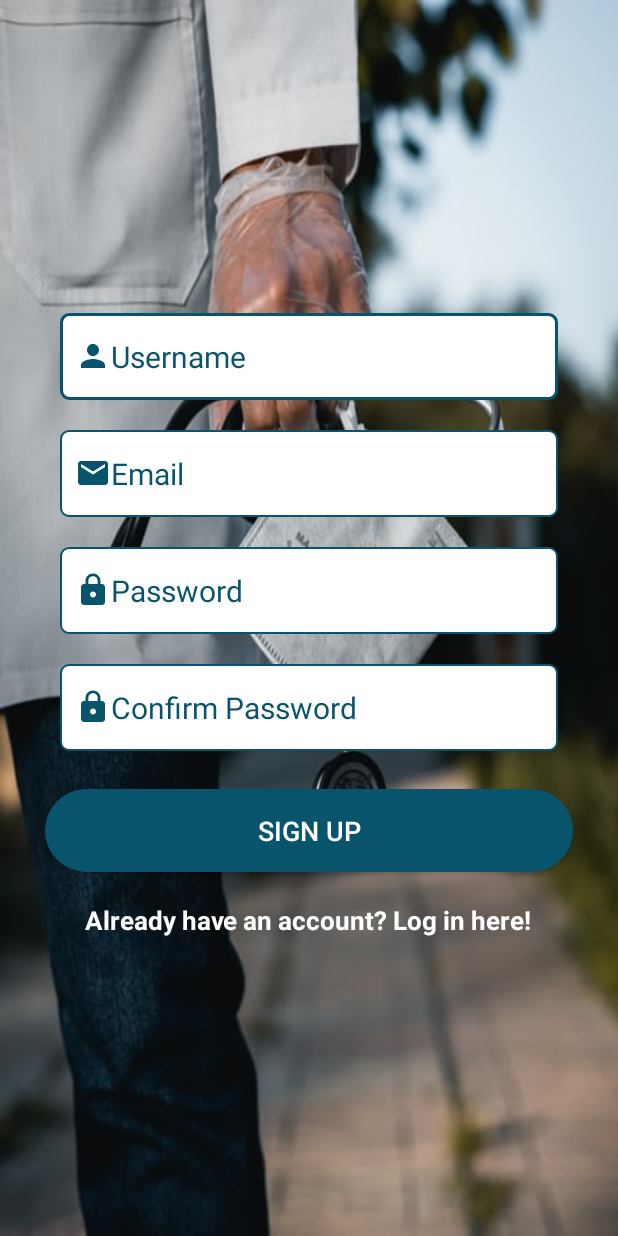
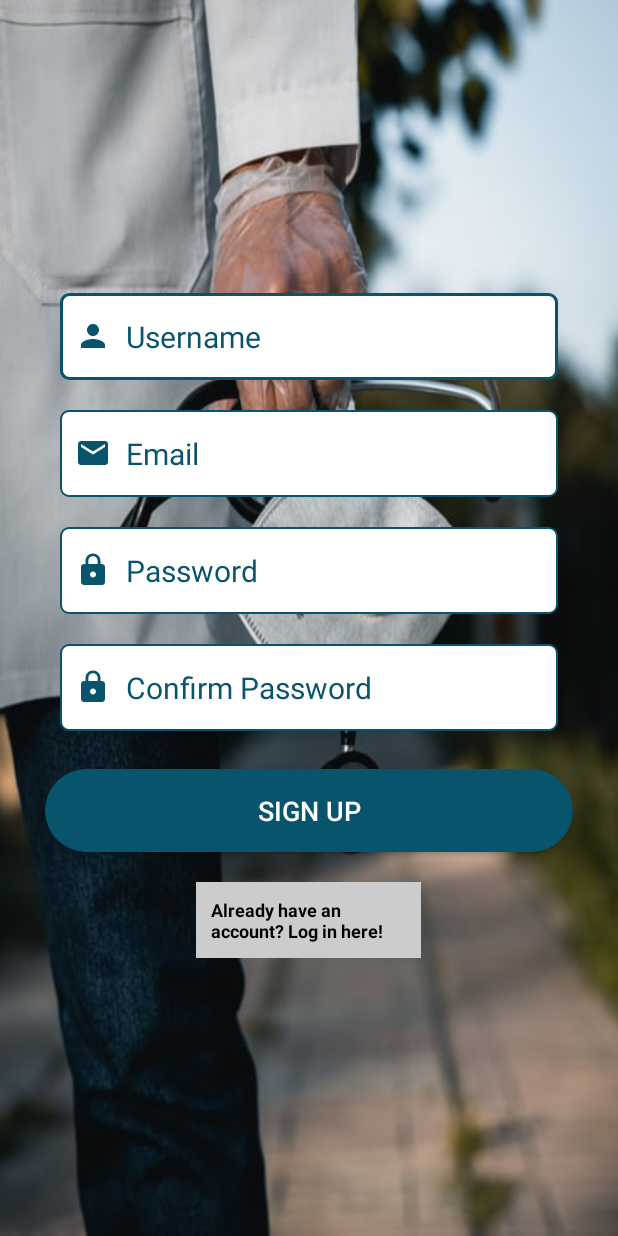
Before and after one commit to EveNyarango/Constat5, an Android app: the CreateAccountActivity screen opened directly, with no data from a screen before it, on a phone screen of 412 x 824 dp. Run offline under Robolectric (Android 15) with nearby library versions, the phone set to English and light mode, and no system bars; our stand-ins replace ButterKnife, Firebase (no records; nobody signed in at launch, a user with empty details on screens opened directly); 1 statement that could not run was skipped.

Commit message:
done ready to host

```diff
--- a/app/src/main/java/com/example/mycovidsample/ui/LoginActivity.java
+++ b/app/src/main/java/com/example/mycovidsample/ui/LoginActivity.java
@@ -8,9 +8,12 @@ import android.content.Intent;
 import android.content.SharedPreferences;
 import android.os.Bundle;
 import android.preference.PreferenceManager;
+import android.text.method.PasswordTransformationMethod;
 import android.util.Log;
 import android.view.View;
 import android.widget.Button;
+import android.widget.CheckBox;
+import android.widget.CompoundButton;
 import android.widget.EditText;
 import android.widget.TextView;
 import android.widget.Toast;
@@ -56,6 +59,7 @@ public class LoginActivity extends AppCompatActivity implements View.OnClickList
         setContentView(R.layout.activity_login);
         ButterKnife.bind(this);
 
+
 //        mSharedPreferences = PreferenceManager.getDefaultSharedPreferences(this);
 //        mEditor = mSharedPreferences.edit();
 
@@ -85,6 +89,7 @@ public class LoginActivity extends AppCompatActivity implements View.OnClickList
             }
         };
         createAuthProgressDialog();
+
     }
 
     public void saveLocationToFirebase(String location) {
--- a/app/src/main/res/layout/activity_create_account.xml
+++ b/app/src/main/res/layout/activity_create_account.xml
@@ -29,6 +29,7 @@
             android:textColor="@color/light"
             android:textColorHint="@color/light"
             android:textSize="20sp"
+            android:drawablePadding="10dp"
             android:layout_margin="10dp"
             android:paddingStart="10dp"
             android:paddingLeft="10dp"
@@ -47,6 +48,7 @@
             android:textColor="@color/light"
             android:textColorHint="@color/light"
             android:textSize="20sp"
+            android:drawablePadding="10dp"
             android:layout_margin="10dp"
             android:paddingStart="10dp"
             android:paddingLeft="10dp"
@@ -66,6 +68,7 @@
             android:textColorHint="@color/light"
             android:textSize="20sp"
             android:layout_margin="10dp"
+            android:drawablePadding="10dp"
             android:paddingStart="10dp"
             android:paddingLeft="10dp"
             android:drawableStart="@drawable/ic_baseline_lock"
@@ -84,6 +87,7 @@
             android:textColorHint="@color/light"
             android:textSize="20sp"
             android:layout_margin="10dp"
+            android:drawablePadding="10dp"
             android:paddingStart="10dp"
             android:paddingLeft="10dp"
             android:drawableStart="@drawable/ic_baseline_lock"
@@ -99,24 +103,18 @@
             android:textColor="@color/white"
             android:textSize="18sp"/>
         <TextView
-            android:layout_width="wrap_content"
+            android:layout_width="150dp"
             android:layout_height="wrap_content"
             android:layout_marginTop="20dp"
-            android:textColor="@color/white"
+            android:textColor="@color/black"
             android:textStyle="bold"
-            android:textSize="17sp"
+            android:textSize="12sp"
+            android:padding="10dp"
+            android:background="#ccc"
             android:text="Already have an account? Log in here!"
             android:id="@+id/loginTextView"
             android:layout_gravity="center_horizontal" />
-<!--        <TextView-->
-<!--            android:layout_width="wrap_content"-->
-<!--            android:layout_height="wrap_content"-->
-<!--            android:layout_above="@+id/linearLayout"-->
-<!--            android:layout_centerHorizontal="true"-->
-<!--            android:text="Create Account"-->
-<!--            android:textColor="@color/white"-->
-<!--            android:textSize="30dp"-->
-<!--            android:textStyle="bold" />-->
+
     </LinearLayout>
 
 </RelativeLayout>
--- a/app/src/main/res/values/themes.xml
+++ b/app/src/main/res/values/themes.xml
@@ -2,7 +2,7 @@
     <!-- Base application theme. -->
     <style name="Theme.MyCovidSample" parent="Theme.MaterialComponents.DayNight.DarkActionBar">
         <!-- Primary brand color. -->
-        <item name="colorPrimary">@color/purple_500</item>
+        <item name="colorPrimary">@color/light</item>
         <item name="colorPrimaryVariant">@color/purple_700</item>
         <item name="colorOnPrimary">@color/white</item>
         <!-- Secondary brand color. -->
```
Also changed, not shown: app/src/main/res/layout/activity_login.xml (+8 -9 lines).
